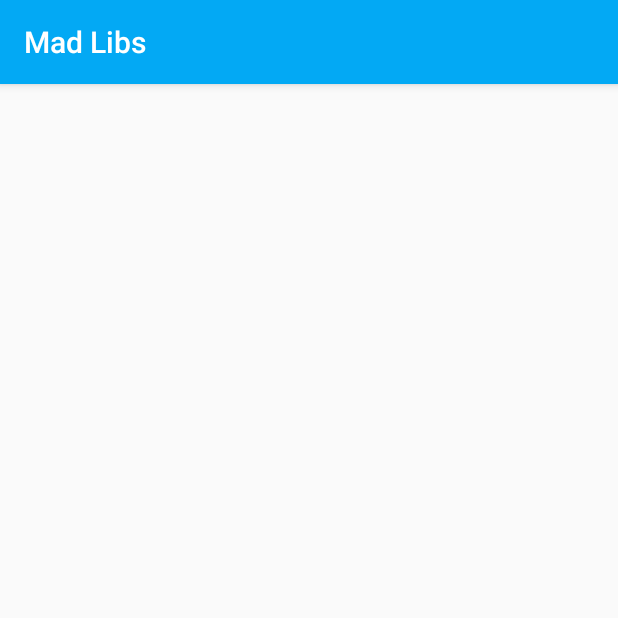
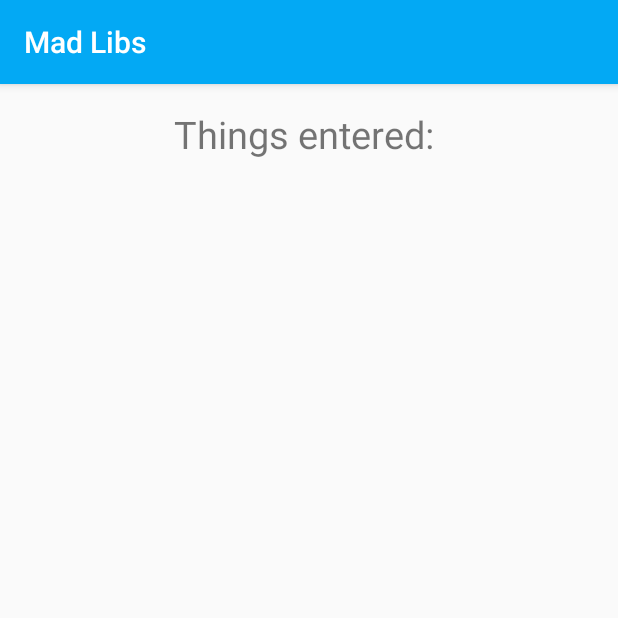
Before and after one commit to arolling/android-mad-libs, an Android app: the screen it shows after launch (StoryActivity), after a tap on "CREATE STORY", on a phone screen of 412 x 824 dp, the top half of it. Run offline under Robolectric (Android 15) with nearby library versions, the phone set to English and light mode, and no system bars; our stand-ins replace ButterKnife.

Commit message:
Used butterknife to bind data and show it on our story activity page

```diff
--- a/app/src/main/java/com/epicodus/madlibs/MainActivity.java
+++ b/app/src/main/java/com/epicodus/madlibs/MainActivity.java
@@ -15,6 +15,14 @@ public class MainActivity extends AppCompatActivity {
     public static final String TAG = MainActivity.class.getSimpleName();
     @Bind(R.id.btnCreateStory) Button mBtnCreateStory;
     @Bind(R.id.tfPlace) EditText mTfPlace;
+    @Bind(R.id.tfAdjective1) EditText mTfAdjective1;
+    @Bind(R.id.tfAdjective2) EditText mTfAdjective2;
+    @Bind(R.id.tfFemCeleb) EditText mTfFemCeleb;
+    @Bind(R.id.tfMalCeleb) EditText mTfMalCeleb;
+    @Bind(R.id.tfNoun1) EditText mTfNoun1;
+    @Bind(R.id.tfNoun2) EditText mTfNoun2;
+
+
 
     @Override
     protected void onCreate(Bundle savedInstanceState) {
@@ -26,8 +34,20 @@ public class MainActivity extends AppCompatActivity {
             @Override
             public void onClick(View v){
                 String place = mTfPlace.getText().toString();
-                Log.d(TAG, place);
+                String adjective1 = mTfAdjective1.getText().toString();
+                String adjective2 = mTfAdjective2.getText().toString();
+                String femCeleb = mTfFemCeleb.getText().toString();
+                String malCeleb = mTfMalCeleb.getText().toString();
+                String noun1 = mTfNoun1.getText().toString();
+                String noun2 = mTfNoun2.getText().toString();
                 Intent intent = new Intent(MainActivity.this, StoryActivity.class);
+                intent.putExtra("place", place);
+                intent.putExtra("adjective1", adjective1);
+                intent.putExtra("adjective2", adjective2);
+                intent.putExtra("femCeleb", femCeleb);
+                intent.putExtra("malCeleb", malCeleb);
+                intent.putExtra("noun1", noun1);
+                intent.putExtra("noun2", noun2);
                 startActivity(intent);
             }
         });
--- a/app/src/main/java/com/epicodus/madlibs/StoryActivity.java
+++ b/app/src/main/java/com/epicodus/madlibs/StoryActivity.java
@@ -1,13 +1,32 @@
 package com.epicodus.madlibs;
 
+import android.content.Intent;
 import android.support.v7.app.AppCompatActivity;
 import android.os.Bundle;
+import android.widget.TextView;
+
+import butterknife.Bind;
+import butterknife.ButterKnife;
 
 public class StoryActivity extends AppCompatActivity {
+    public static final String TAG = StoryActivity.class.getSimpleName();
+    @Bind(R.id.storyHolder) TextView mStoryHolder;
 
     @Override
     protected void onCreate(Bundle savedInstanceState) {
         super.onCreate(savedInstanceState);
         setContentView(R.layout.activity_story);
+        ButterKnife.bind(this);
+
+        Intent intent = getIntent();
+        String place = intent.getStringExtra("place");
+        String adjective1 = intent.getStringExtra("adjective1");
+        String adjective2 = intent.getStringExtra("adjective2");
+        String femCeleb = intent.getStringExtra("femCeleb");
+        String malCeleb = intent.getStringExtra("malCeleb");
+        String noun1 = intent.getStringExtra("noun1");
+        String noun2 = intent.getStringExtra("noun2");
+        mStoryHolder.setText("Things entered: " + place + adjective1 + adjective2 + femCeleb + malCeleb + noun1 + noun2);
+
     }
 }
--- a/app/src/main/res/layout/activity_story.xml
+++ b/app/src/main/res/layout/activity_story.xml
@@ -9,4 +9,12 @@
     android:paddingTop="@dimen/activity_vertical_margin"
     tools:context="com.epicodus.madlibs.StoryActivity">
 
+    <TextView
+        android:layout_width="wrap_content"
+        android:layout_height="wrap_content"
+        android:text="New Text"
+        android:id="@+id/storyHolder"
+        android:layout_alignParentTop="true"
+        android:layout_centerHorizontal="true"
+        android:textSize="25sp" />
 </RelativeLayout>
```
